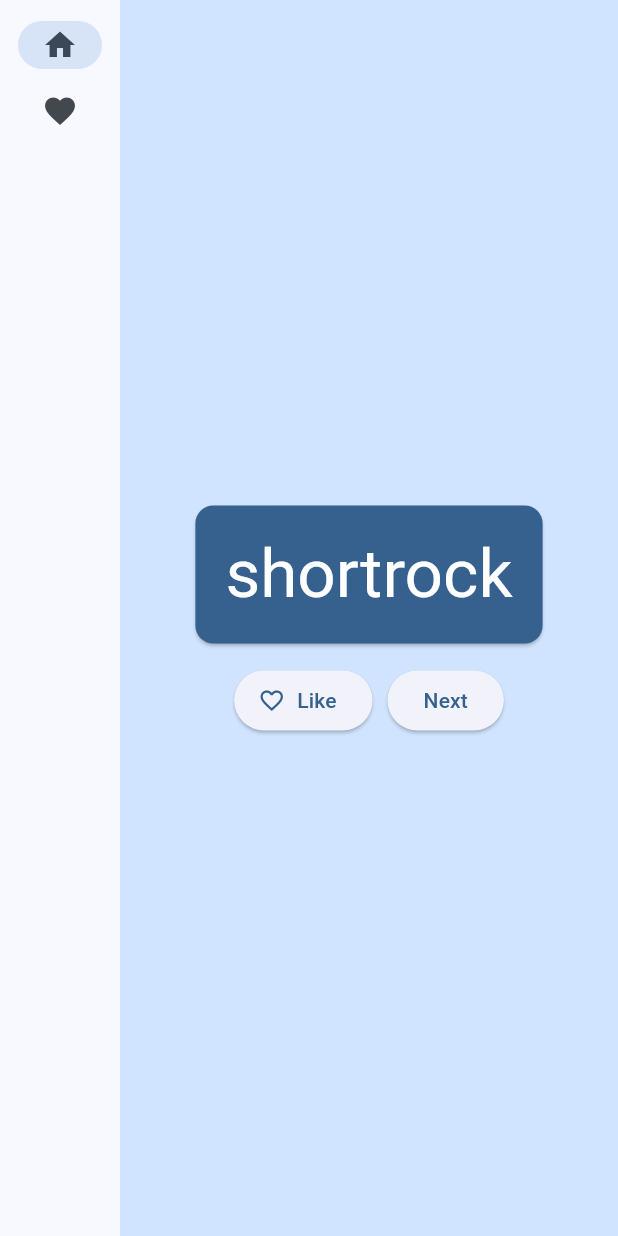
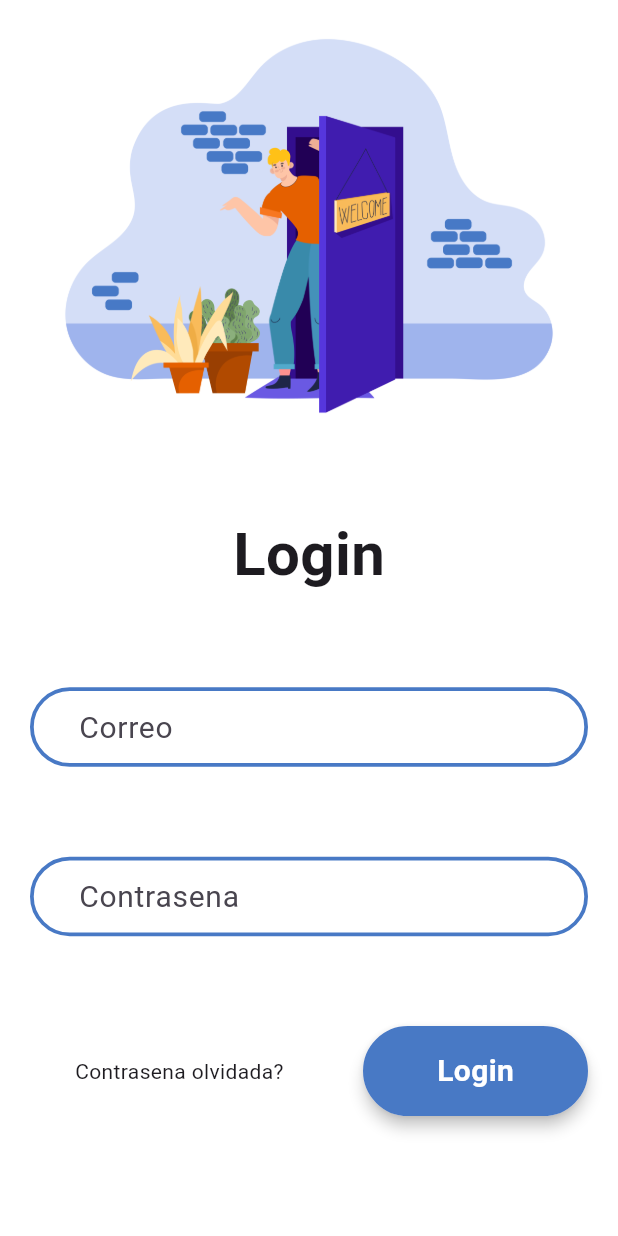
Before and after one commit to Boxvi/practicaflutter, a Flutter app: the screen it shows after launch, on a phone screen of 412 x 824 dp. Run offline on Flutter 3.47's test engine with Material 3 defaults, Android fonts, the phone set to English and light mode, and no system bars; drawn by our look-alikes of loading_overlay; our stand-ins replace firebase_auth, firebase_core, rflutter_alert, shared_preferences; accounts and stored records are empty; Roboto replaces fonts that are missing (Ubuntu).

```diff
--- /dev/null
+++ b/lib/components/components.dart
@@ -0,0 +1,210 @@
+import 'package:flutter/material.dart';
+import 'package:myapp/constants.dart';
+import 'package:rflutter_alert/rflutter_alert.dart';
+
+class CustomButton extends StatelessWidget {
+  const CustomButton(
+      {super.key,
+      required this.buttonText,
+      this.isOutlined = false,
+      required this.onPressed,
+      this.width = 280});
+
+  final String buttonText;
+  final bool isOutlined;
+  final Function onPressed;
+  final double width;
+
+  @override
+  Widget build(BuildContext context) {
+    return GestureDetector(
+      onTap: () {
+        onPressed();
+      },
+      child: Material(
+        borderRadius: BorderRadius.circular(30),
+        elevation: 4,
+        child: Container(
+          width: width,
+          padding: const EdgeInsets.all(13),
+          decoration: BoxDecoration(
+            color: isOutlined ? Colors.white : kTextColor,
+            border: Border.all(color: kTextColor, width: 2.5),
+            borderRadius: BorderRadius.circular(30),
+          ),
+          child: Center(
+            child: Text(
+              buttonText,
+              style: TextStyle(
+                fontWeight: FontWeight.bold,
+                fontSize: 20,
+                color: isOutlined ? kTextColor : Colors.white,
+              ),
+            ),
+          ),
+        ),
+      ),
+    );
+  }
+}
+
+class TopScreenImage extends StatelessWidget {
+  const TopScreenImage({super.key, required this.screenImageName});
+  final String screenImageName;
+
+  @override
+  Widget build(BuildContext context) {
+    return Expanded(
+      child: Container(
+        decoration: BoxDecoration(
+          image: DecorationImage(
+            fit: BoxFit.contain,
+            image: AssetImage('assets/images/$screenImageName'),
+          ),
+        ),
+      ),
+    );
+  }
+}
+
+class ScreenTitle extends StatelessWidget {
+  const ScreenTitle({super.key, required this.title});
+  final String title;
+
+  @override
+  Widget build(BuildContext context) {
+    return Text(
+      title,
+      style: const TextStyle(
+        fontSize: 40,
+        fontWeight: FontWeight.bold,
+      ),
+    );
+  }
+}
+
+class CustomTextField extends StatelessWidget {
+  CustomTextField({super.key, required this.textField});
+  final TextField textField;
+
+  @override
+  Widget build(BuildContext context) {
+    return Container(
+      padding: const EdgeInsets.symmetric(
+        horizontal: 30,
+      ),
+      decoration: BoxDecoration(
+        borderRadius: BorderRadius.circular(40),
+        border: Border.all(
+          width: 2.5,
+          color: kTextColor,
+        ),
+      ),
+      child: textField,
+    );
+  }
+}
+
+class CustomBottomScreen extends StatelessWidget {
+  const CustomBottomScreen({
+    super.key,
+    required this.textButton,
+    required this.question,
+    this.heroTag = '',
+    required this.buttonPressed,
+    required this.questionPressed,
+  });
+  final String textButton;
+  final String question;
+  final String heroTag;
+  final Function buttonPressed;
+  final Function questionPressed;
+
+  @override
+  Widget build(BuildContext context) {
+    return Row(
+      mainAxisAlignment: MainAxisAlignment.spaceBetween,
+      children: [
+        Align(
+          alignment: Alignment.centerLeft,
+          child: Padding(
+            padding: const EdgeInsets.symmetric(
+              horizontal: 30,
+            ),
+            child: GestureDetector(
+              onTap: () {
+                questionPressed();
+              },
+              child: Text(question),
+            ),
+          ),
+        ),
+        Align(
+          alignment: Alignment.centerRight,
+          child: Hero(
+            tag: heroTag,
+            child: CustomButton(
+              buttonText: textButton,
+              width: 150,
+              onPressed: () {
+                buttonPressed();
+              },
+            ),
+          ),
+        ),
+      ],
+    );
+  }
+}
+
+Alert signUpAlert({
+  required Function onPressed,
+  required String title,
+  required String desc,
+  required String btnText,
+  required BuildContext context,
+}) {
+  return Alert(
+    context: context,
+    title: title,
+    desc: desc,
+    buttons: [
+      DialogButton(
+        onPressed: () {
+          onPressed();
+        },
+        width: 120,
+        child: Text(
+          btnText,
+          style: const TextStyle(color: Colors.white, fontSize: 20),
+        ),
+      ),
+    ],
+  );
+}
+
+Alert showAlert({
+  required Function onPressed,
+  required String title,
+  required String desc,
+  required BuildContext context,
+}) {
+  return Alert(
+    context: context,
+    type: AlertType.error,
+    title: title,
+    desc: desc,
+    buttons: [
+      DialogButton(
+        onPressed: () {
+          onPressed();
+        },
+        width: 120,
+        child: const Text(
+          "OK",
+          style: TextStyle(color: Colors.white, fontSize: 20),
+        ),
+      )
+    ],
+  );
+}
--- /dev/null
+++ b/lib/constants.dart
@@ -0,0 +1,9 @@
+import 'package:flutter/material.dart';
+
+const Color kBackgroundColor = Color(0xFFD4DEF7);
+const Color kTextColor = Color(0xFF4879C5);
+const InputDecoration kTextInputDecoration = InputDecoration(
+  border: InputBorder.none,
+  hintText: '',
+  // ),
+);
--- a/lib/main.dart
+++ b/lib/main.dart
@@ -1,217 +1,47 @@
-import 'package:english_words/english_words.dart';
+import 'package:firebase_core/firebase_core.dart';
 import 'package:flutter/material.dart';
-import 'package:provider/provider.dart';
+import 'package:myapp/firebase_options.dart';
+import 'package:myapp/pages/home_pages.dart';
+import 'package:myapp/pages/login_pages.dart';
+import 'package:myapp/pages/signup_pages.dart';
+import 'package:myapp/preferences/pref_usuarios.dart';
 
-void main() {
+void main() async {
+  WidgetsFlutterBinding.ensureInitialized();
+  await PreferenciasUsuario.init();
+  await Firebase.initializeApp(
+    options: DefaultFirebaseOptions.currentPlatform,
+  );
   runApp(MyApp());
 }
 
 class MyApp extends StatelessWidget {
-  const MyApp({super.key});
+  final prefs = PreferenciasUsuario();
 
   @override
   Widget build(BuildContext context) {
-    return ChangeNotifierProvider(
-      create: (context) => MyAppState(),
-      child: MaterialApp(
-        title: 'Namer App',
-        theme: ThemeData(
-          useMaterial3: true,
-          colorScheme: ColorScheme.fromSeed(seedColor: Colors.blue),
+    return MaterialApp(
+      theme: ThemeData(
+        textTheme: const TextTheme(
+          bodyMedium: TextStyle(
+            fontFamily: 'Ubuntu'
+          ),
         ),
-        home: MyHomePage(),
       ),
+      initialRoute: prefs.ultimaPagina,
+      routes: {
+        HomePage.routename: (context) => HomePage(),
+        LoginPage.routename: (context) => LoginPage(),
+        SignupPage.routename: (context) => SignupPage(),
+
+      } ,
     );
+
   }
 }
-
-class MyAppState extends ChangeNotifier {
-  var current = WordPair.random();
-
-  void getNext() {
-    current = WordPair.random();
-    notifyListeners();
-  }
-
-  var favorites = <WordPair>[];
-
-  void toggleFavorite() {
-    if (favorites.contains(current)) {
-      favorites.remove(current);
-    } else {
-      favorites.add(current);
-    }
-    notifyListeners();
-  }
-}
-
-// ...
-
-class MyHomePage extends StatefulWidget {
-  @override
-  State<MyHomePage> createState() => _MyHomePageState();
-}
-
-class _MyHomePageState extends State<MyHomePage> {
-  var selectedIndex = 0;
-
-  @override
-  Widget build(BuildContext context) {
-
-    Widget page;
-    switch (selectedIndex) {
-      case 0:
-        page = GeneratorPage();
-        break;
-      case 1:
-        page = FavoritesPage();
-        break;
-      default:
-        throw UnimplementedError('no widget for $selectedIndex');
-    }
-
-
-
-return LayoutBuilder(builder: (context, constraints) {
-      return Scaffold(
-        body: Row(
-          children: [
-            SafeArea(
-              child: NavigationRail(
-                extended: constraints.maxWidth >= 600,  // ← Here.
-                destinations: [
-                  NavigationRailDestination(
-                    icon: Icon(Icons.home),
-                    label: Text('Home'),
-                  ),
-                  NavigationRailDestination(
-                    icon: Icon(Icons.favorite),
-                    label: Text('Favorites'),
-                  ),
-                ],
-                selectedIndex: selectedIndex,
-                onDestinationSelected: (value) {
-                  setState(() {
-                    selectedIndex = value;
-                  });
-                },
-              ),
-            ),
-            Expanded(
-              child: Container(
-                color: Theme.of(context).colorScheme.primaryContainer,
-                child: page,
-              ),
-            ),
-          ],
-        ),
-      );
-    });
-  }
-}
-
-class GeneratorPage extends StatelessWidget {
-  @override
-  Widget build(BuildContext context) {
-    var appState = context.watch<MyAppState>();
-    var pair = appState.current;
-
-    IconData icon;
-    if (appState.favorites.contains(pair)) {
-      icon = Icons.favorite;
-    } else {
-      icon = Icons.favorite_border;
-    }
-
-    return Center(
-      child: Column(
-        mainAxisAlignment: MainAxisAlignment.center,
-        children: [
-          BigCard(pair: pair),
-          SizedBox(height: 10),
-          Row(
-            mainAxisSize: MainAxisSize.min,
-            children: [
-              ElevatedButton.icon(
-                onPressed: () {
-                  appState.toggleFavorite();
-                },
-                icon: Icon(icon),
-                label: Text('Like'),
-              ),
-              SizedBox(width: 10),
-              ElevatedButton(
-                onPressed: () {
-                  appState.getNext();
-                },
-                child: Text('Next'),
-              ),
-            ],
-          ),
-        ],
-      ),
-    );
-  }
-}
-
-// ...
-
-class BigCard extends StatelessWidget {
-  const BigCard({
-    super.key,
-    required this.pair,
-  });
-
-  final WordPair pair;
-
-  @override
-  Widget build(BuildContext context) {
-    final theme = Theme.of(context);
-    final style = theme.textTheme.displayMedium!.copyWith(
-      color: theme.colorScheme.onPrimary,
-    );
-
-    return Card(
-      color: theme.colorScheme.primary,
-      child: Padding(
-        padding: const EdgeInsets.all(20),
-        child: Text(
-          pair.asLowerCase,
-          style: style,
-          semanticsLabel: "${pair.first} ${pair.second}",
-        ),
-      ),
-    );
-  }
-}
-
-
-// ...
-
-class FavoritesPage extends StatelessWidget {
-  @override
-  Widget build(BuildContext context) {
-    var appState = context.watch<MyAppState>();
-
-    if (appState.favorites.isEmpty) {
-      return Center(
-        child: Text('No favorites yet.'),
-      );
-    }
-
-    return ListView(
-      children: [
-        Padding(
-          padding: const EdgeInsets.all(20),
-          child: Text('You have '
-              '${appState.favorites.length} favorites:'),
-        ),
-        for (var pair in appState.favorites)
-          ListTile(
-            leading: Icon(Icons.favorite),
-            title: Text(pair.asLowerCase),
-          ),
-      ],
-    );
-  }
-}
+    //return MaterialApp(
+    //  initialRoute: prefs.ultimaPagina,
+    //  routes: {
+    //    LoginPage.routename: (context) => LoginPage(),
+    //  },
+    //);
--- /dev/null
+++ b/lib/pages/login_pages.dart
@@ -0,0 +1,127 @@
+import 'package:firebase_auth/firebase_auth.dart';
+import 'package:flutter/material.dart';
+import 'package:loading_overlay/loading_overlay.dart';
+import 'package:myapp/components/components.dart';
+import 'package:myapp/constants.dart';
+import 'package:myapp/pages/home_pages.dart';
+
+class LoginPage extends StatefulWidget {
+  const LoginPage({super.key});
+  static const String routename = 'login_page';
+
+  @override
+  State<LoginPage> createState() => _LoginPageState();
+}
+
+class _LoginPageState extends State<LoginPage> {
+  final _auth = FirebaseAuth.instance;
+  late String _email;
+  late String _password;
+  bool _saving = false;
+
+  @override
+  Widget build(BuildContext context) {
+    return Scaffold(
+      backgroundColor: Colors.white,
+      body: LoadingOverlay(
+        isLoading: _saving,
+        child: SafeArea(
+          child: Padding(
+            padding: const EdgeInsets.all(20.0),
+            child: Column(
+              children: [
+                const TopScreenImage(screenImageName: 'welcome.png'),
+                Expanded(
+                  flex: 2,
+                  child: Column(
+                    mainAxisAlignment: MainAxisAlignment.spaceEvenly,
+                    crossAxisAlignment: CrossAxisAlignment.center,
+                    children: [
+                      const ScreenTitle(title: 'Login'),
+                      CustomTextField(
+                        textField: TextField(
+                          onChanged: (value) {
+                            _email = value;
+                          },
+                          style: const TextStyle(
+                            fontSize: 20,
+                          ),
+                          decoration:
+                              kTextInputDecoration.copyWith(hintText: 'Correo'),
+                        ),
+                      ),
+                      CustomTextField(
+                        textField: TextField(
+                          obscureText: true,
+                          onChanged: (value) {
+                            _password = value;
+                          },
+                          style: const TextStyle(
+                            fontSize: 20,
+                          ),
+                          decoration: kTextInputDecoration.copyWith(
+                              hintText: 'Contrasena'),
+                        ),
+                      ),
+                      CustomBottomScreen(
+                        textButton: 'Login',
+                        heroTag: 'login_btn',
+                        question: 'Contrasena olvidada?',
+                        buttonPressed: () async {
+                          FocusManager.instance.primaryFocus?.unfocus();
+                          setState(() {
+                            _saving = true;
+                          });
+                          try {
+                            await _auth.signInWithEmailAndPassword(
+                                email: _email, password: _password);
+
+                            if (context.mounted) {
+                              setState(() {
+                                _saving = false;
+                                Navigator.popAndPushNamed(
+                                    context, LoginPage.routename);
+                              });
+                              Navigator.pushNamed(context, HomePage.routename);
+                            }
+                          } catch (e) {
+                            signUpAlert(
+                              context: context,
+                              onPressed: () {
+                                setState(
+                                  () {
+                                    _saving = false;
+                                  },
+                                );
+                                Navigator.popAndPushNamed(
+                                    context, LoginPage.routename);
+                              },
+                              title: 'Ups... Algo Salio mal =D',
+                              desc:
+                                  'Confirma si escribiste tu correo y contrasena correctamente',
+                              btnText: 'Try Now',
+                            ).show();
+                          }
+                        },
+                        questionPressed: () {
+                          signUpAlert(
+                            onPressed: () async {},
+                            title: 'Restableves tu contrasena',
+                            desc:
+                                'Click en el boton para restablecer tu contrasena',
+                            btnText: 'Restablecer Ahora',
+                            context: context,
+                          ).show();
+                        },
+                      ),
+                    ],
+                  ),
+                ),
+              ],
+            ),
+          ),
+        ),
+      ),
+    );
+  }
+}
--- /dev/null
+++ b/lib/preferences/pref_usuarios.dart
@@ -0,0 +1,17 @@
+import 'package:shared_preferences/shared_preferences.dart';
+
+class PreferenciasUsuario {
+  static late SharedPreferences _prefs;
+
+  static Future init() async {
+    _prefs = await SharedPreferences.getInstance();
+  }
+
+  String get ultimaPagina {
+    return _prefs.getString('ultimaPagina') ?? 'login_page';
+  }
+
+  set ultimaPagina(String valor) {
+    _prefs.setString('ultimaPagina', valor);
+  }
+}
```
Also changed, not shown: lib/pages/home_pages.dart (added, +98 -0 lines), lib/pages/signup_pages.dart (added, +15 -0 lines), lib/util/snackbar.dart (added, +11 -0 lines), pubspec.yaml (+9 -0 lines), assets/images/home.jpg (added), assets/images/icons/google.png (added), assets/images/welcome.png (added), firebase.json (added), lib/firebase_options.dart (added), pubspec.lock, 3 other files.
